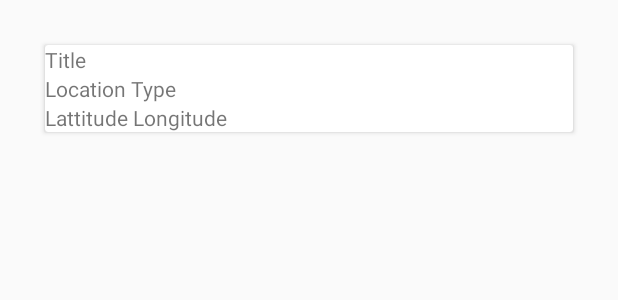
After one commit to gour-av/Weather-App, an Android app: the layout locations_list_design.xml on its own in the app's theme, with its tools: preview values and no code run, on a phone screen of 412 x 824 dp. The commit adds this screen. Shown: the top 300 px of the screen. Run offline under Robolectric (Android 15) with nearby library versions, the phone set to English and light mode, and no system bars.

Commit message:
Basic Layouts Done

```diff
--- a/WeatherMonitor/app/src/main/AndroidManifest.xml
+++ b/WeatherMonitor/app/src/main/AndroidManifest.xml
@@ -9,7 +9,8 @@
         android:roundIcon="@mipmap/ic_launcher_round"
         android:supportsRtl="true"
         android:theme="@style/AppTheme">
-        <activity android:name=".DisplayWeatherActivity"></activity>
+        <activity android:name=".DisplayListofLocations"></activity>
+        <activity android:name=".DisplayWeatherActivity" />
         <activity android:name=".SearchActivity" />
         <activity android:name=".MainActivity">
             <intent-filter>
--- /dev/null
+++ b/WeatherMonitor/app/src/main/res/layout/locations_list_design.xml
@@ -0,0 +1,32 @@
+<?xml version="1.0" encoding="utf-8"?>
+<androidx.cardview.widget.CardView xmlns:android="http://schemas.android.com/apk/res/android"
+    android:layout_width="match_parent"
+    android:layout_margin="@dimen/dp_30"
+    android:layout_height="wrap_content">
+
+    <LinearLayout
+        android:layout_width="match_parent"
+        android:layout_height="match_parent"
+        android:orientation="vertical">
+
+    <TextView
+        android:layout_width="wrap_content"
+        android:layout_height="wrap_content"
+        android:text="@string/title"
+        android:id="@+id/tv_title_loc"/>
+
+    <TextView
+        android:layout_width="wrap_content"
+        android:layout_height="wrap_content"
+        android:text="@string/locationType"
+        android:id="@+id/tv_locationType_loc"/>
+
+    <TextView
+        android:layout_width="wrap_content"
+        android:text="@string/latLong"
+        android:layout_height="wrap_content"
+        android:id="@+id/tv_LatLong_loc"/>
+
+    </LinearLayout>
+
+</androidx.cardview.widget.CardView>
--- a/WeatherMonitor/app/src/main/res/values/strings.xml
+++ b/WeatherMonitor/app/src/main/res/values/strings.xml
@@ -1,6 +1,9 @@
 <resources>
     <string name="app_name">Weather Monitor</string>
     <string name="enter_Location">Enter Location</string>
+    <string name="title">Title</string>
+    <string name="locationType">Location Type</string>
+    <string name="latLong">Lattitude Longitude</string>
     <string name="getWeather">Get Weather</string>
     <string name="weatherState">Weather State</string>
     <string name="windDirection">Wind Direction</string>
```
Also changed, not shown: WeatherMonitor/app/src/main/java/com/example/weathermonitor/DisplayListofLocations.java (added, +28 -0 lines), WeatherMonitor/app/src/main/res/layout/activity_display_listof_locations.xml (added, +14 -0 lines).
